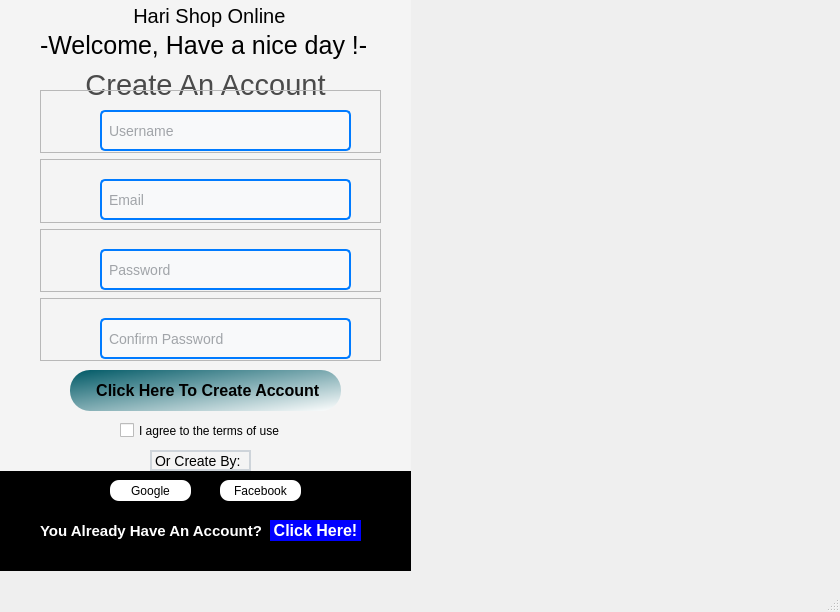
Old version of the form ui/resgin.ui in the repository Harisaya/python-app.
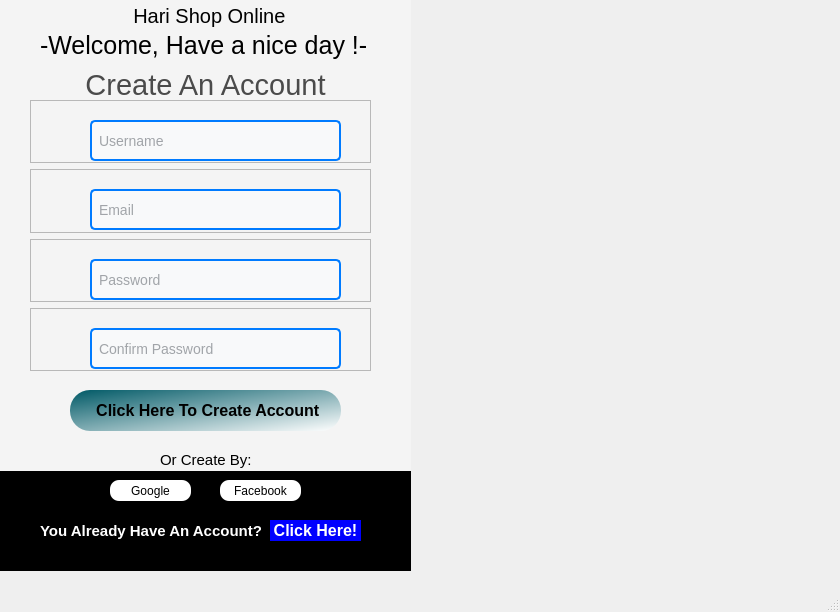
New version of the form. Icons and pictures are not drawn.

```diff
--- a/ui/resgin.ui
+++ b/ui/resgin.ui
@@ -21,7 +21,7 @@
     <property name="geometry">
      <rect>
       <x>70</x>
-      <y>370</y>
+      <y>390</y>
       <width>271</width>
       <height>41</height>
      </rect>
@@ -121,34 +121,24 @@
    <widget class="QLabel" name="label_7">
     <property name="geometry">
      <rect>
-      <x>150</x>
+      <x>160</x>
       <y>450</y>
-      <width>101</width>
-      <height>21</height>
+      <width>91</width>
+      <height>20</height>
      </rect>
     </property>
+    <property name="font">
+     <font>
+      <pointsize>11</pointsize>
+     </font>
+    </property>
     <property name="styleSheet">
-     <string notr="true">color: rgb(0, 0, 0);
-font-size: 14px; 
- border: 2px solid #ced4da;</string>
+     <string notr="true"/>
     </property>
     <property name="text">
      <string>Or Create By:</string>
     </property>
    </widget>
-   <widget class="QCheckBox" name="checkBox">
-    <property name="geometry">
-     <rect>
-      <x>120</x>
-      <y>420</y>
-      <width>171</width>
-      <height>21</height>
-     </rect>
-    </property>
-    <property name="text">
-     <string>I agree to the terms of use</string>
-    </property>
-   </widget>
    <widget class="QPushButton" name="btn_login">
     <property name="geometry">
      <rect>
@@ -279,8 +269,8 @@
    <widget class="QWidget" name="verticalLayoutWidget">
     <property name="geometry">
      <rect>
-      <x>40</x>
-      <y>90</y>
+      <x>30</x>
+      <y>100</y>
       <width>341</width>
       <height>271</height>
      </rect>
```
Left out of the diff: 1 changed line with no effect on the pictures.
